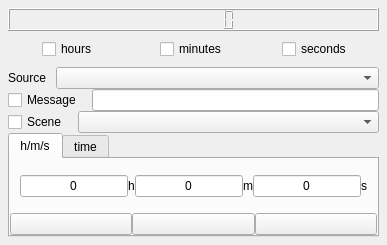
First picture: the form in src/CountdownTimer.ui, repository ashmanix/obs-plugin-countdown, before the edit.
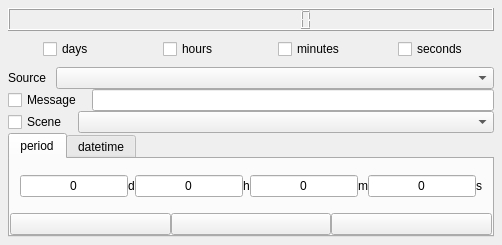
Second picture: the form after the edit. The open tabs and pages were chosen to show the change.

Commit message: Added days so timer can cover more then 24 hours

Diff of the .ui file:
```diff
--- a/src/CountdownTimer.ui
+++ b/src/CountdownTimer.ui
@@ -105,7 +105,7 @@
        <bool>false</bool>
       </property>
       <property name="digitCount">
-       <number>8</number>
+       <number>12</number>
       </property>
       <property name="mode">
        <enum>QLCDNumber::Bin</enum>
@@ -129,6 +129,19 @@
       <property name="bottomMargin">
        <number>8</number>
       </property>
+      <item alignment="Qt::AlignHCenter">
+       <widget class="QCheckBox" name="daysCheckBox">
+        <property name="sizePolicy">
+         <sizepolicy hsizetype="Preferred" vsizetype="Fixed">
+          <horstretch>0</horstretch>
+          <verstretch>0</verstretch>
+         </sizepolicy>
+        </property>
+        <property name="text">
+         <string>days</string>
+        </property>
+       </widget>
+      </item>
       <item alignment="Qt::AlignHCenter">
        <widget class="QCheckBox" name="hoursCheckBox">
         <property name="sizePolicy">
@@ -222,7 +235,7 @@
       </property>
       <widget class="QWidget" name="setCounterPeriod">
        <attribute name="title">
-        <string>h/m/s</string>
+        <string>period</string>
        </attribute>
        <layout class="QHBoxLayout" name="horizontalLayout_5">
         <property name="spacing">
@@ -265,6 +278,23 @@
             <property name="bottomMargin">
              <number>5</number>
             </property>
+            <item>
+             <widget class="QLineEdit" name="timerDays">
+              <property name="text">
+               <string>0</string>
+              </property>
+              <property name="alignment">
+               <set>Qt::AlignCenter</set>
+              </property>
+             </widget>
+            </item>
+            <item>
+             <widget class="QLabel" name="timerDaysLabel">
+              <property name="text">
+               <string>d</string>
+              </property>
+             </widget>
+            </item>
             <item>
              <widget class="QLineEdit" name="timerHours">
               <property name="text">
@@ -349,7 +379,7 @@
       </widget>
       <widget class="QWidget" name="setCounterToTime">
        <attribute name="title">
-        <string>time</string>
+        <string>datetime</string>
        </attribute>
        <layout class="QVBoxLayout" name="verticalLayout_3">
         <property name="leftMargin">
```
Left out of the diff: 8 changed lines with no effect on the pictures. The commit also changes 6 other files.
